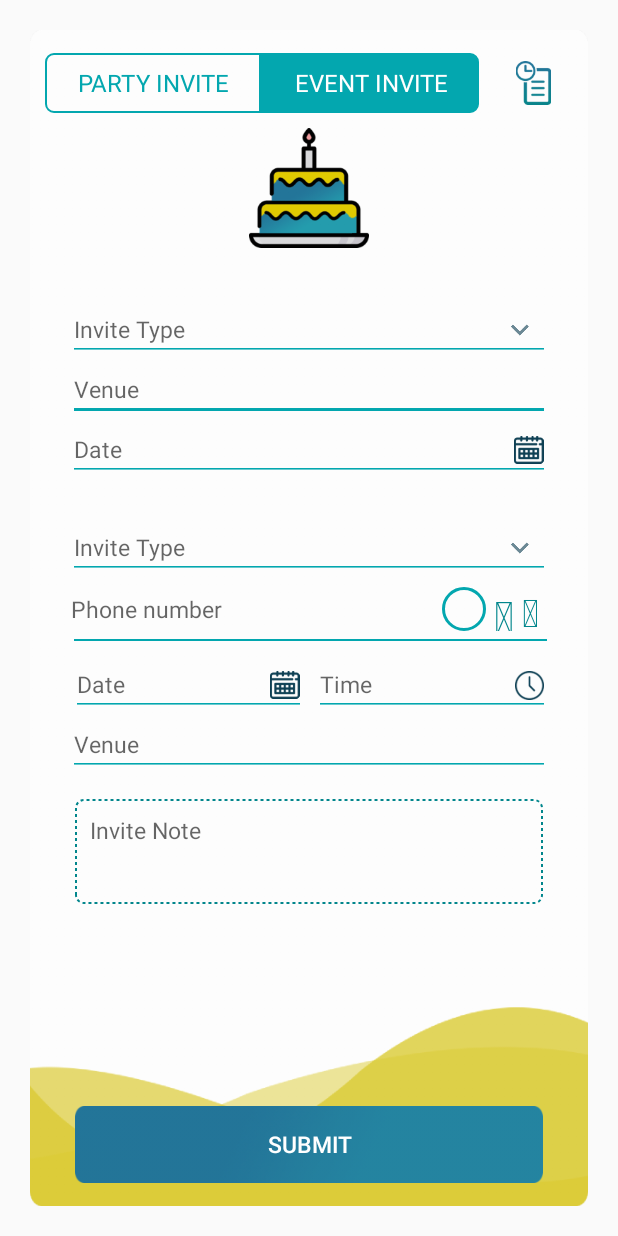
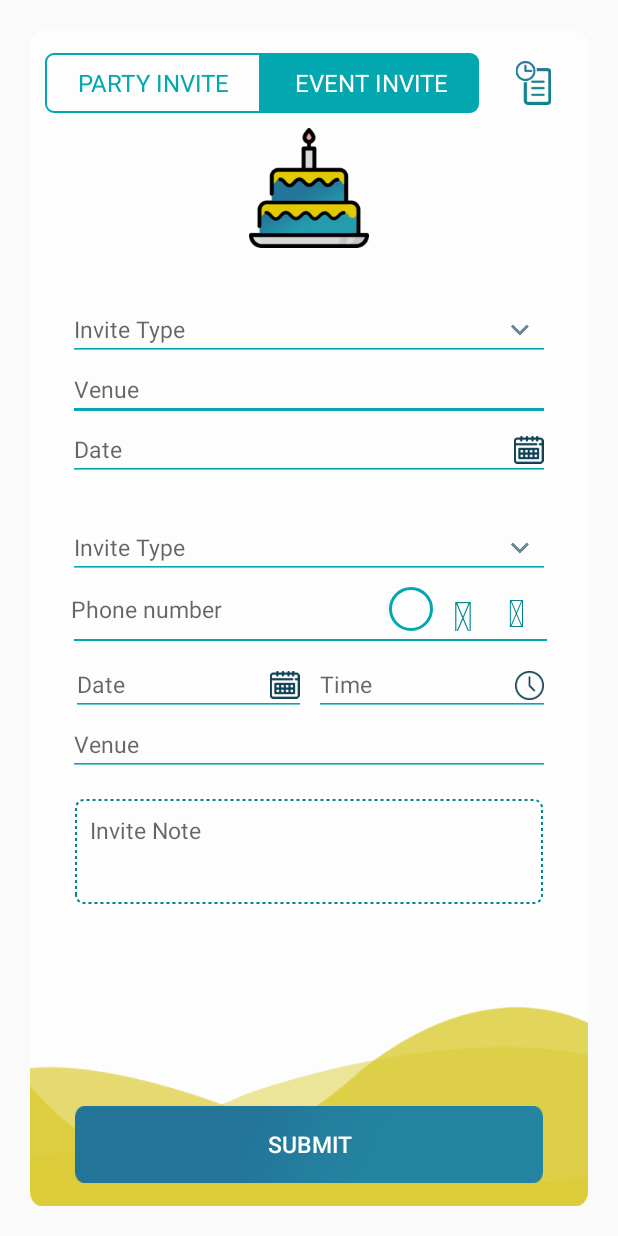
Before and after one commit to sixscorpions/Zhour, an Android app: the layout fragment_party_and_ievent_invite.xml on its own in the app's theme, with its tools: preview values and no code run, on a phone screen of 412 x 824 dp. Run offline under Robolectric (Android 15) with nearby library versions, the phone set to English and light mode, and no system bars.

Commit message:
Fixed ui issues

```diff
--- a/app/src/main/res/layout/fragment_party_and_ievent_invite.xml
+++ b/app/src/main/res/layout/fragment_party_and_ievent_invite.xml
@@ -251,12 +251,11 @@
 
                                     <TextView
                                         android:id="@+id/tv_add"
-                                        android:layout_width="@dimen/_0dp"
+                                        android:layout_width="@dimen/_30dp"
                                         android:layout_height="@dimen/_30dp"
                                         android:layout_gravity="center"
                                         android:layout_marginEnd="@dimen/_5dp"
                                         android:layout_marginStart="@dimen/_5dp"
-                                        android:layout_weight="1"
                                         android:gravity="center"
                                         android:text="@string/plus_icon"
                                         android:textColor="@color/colorPrimaryDark"
@@ -264,11 +263,10 @@
 
                                     <TextView
                                         android:id="@+id/tv_phone_book"
-                                        android:layout_width="@dimen/_0dp"
+                                        android:layout_width="@dimen/_30dp"
                                         android:layout_height="@dimen/_30dp"
                                         android:layout_gravity="center"
                                         android:layout_marginEnd="@dimen/_5dp"
-                                        android:layout_weight="1"
                                         android:gravity="center"
                                         android:text="@string/phone_icon"
                                         android:textColor="@color/colorPrimaryDark"
```
